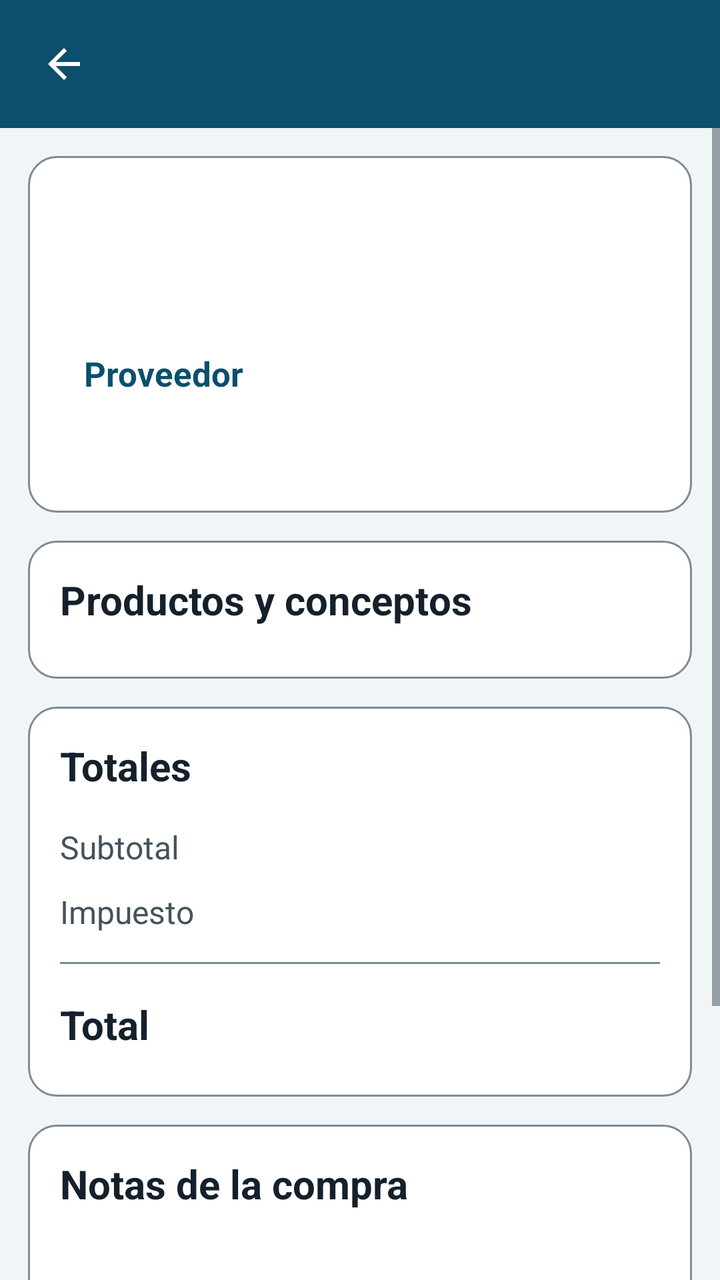
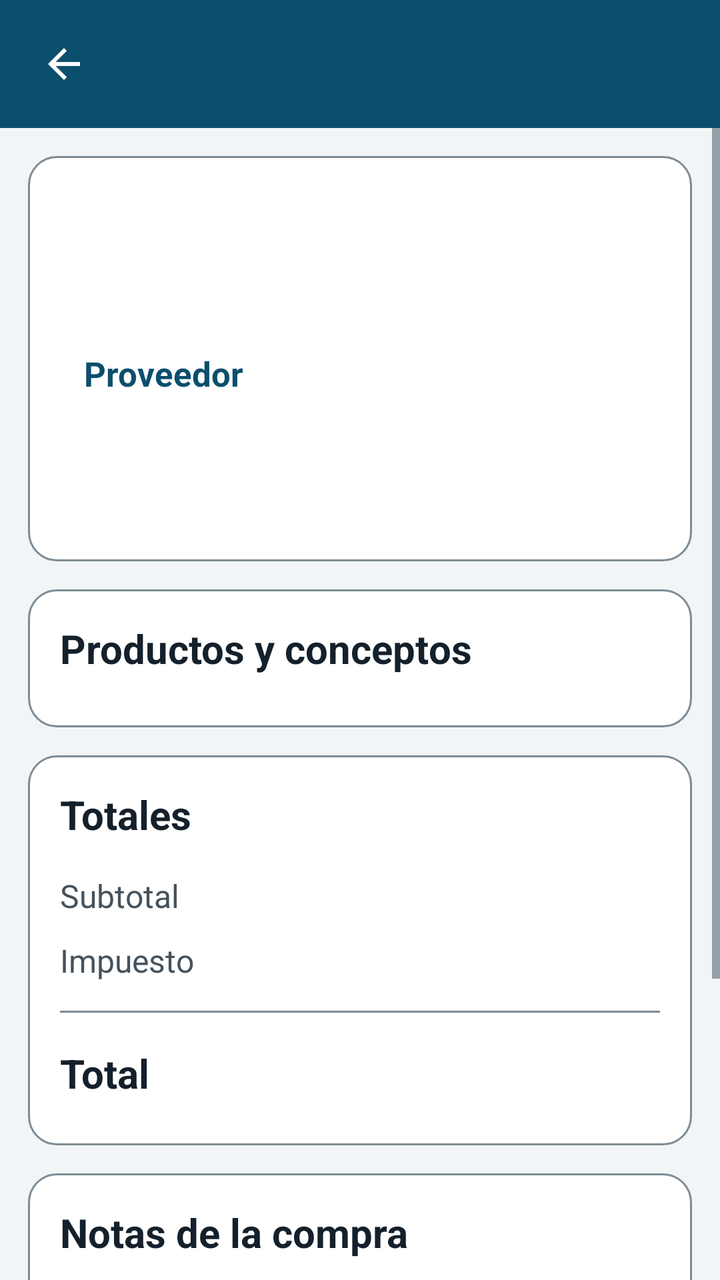

Before-and-after screenshots of an Android layout around one commit, followed by the original layout XML and the change that was made.
<!-- AndroidManifest.xml: application theme Tema -->
<!-- res/layout/activity_compra_detalle.xml -->
<?xml version="1.0" encoding="utf-8"?>
<LinearLayout xmlns:android="http://schemas.android.com/apk/res/android"
    android:layout_width="match_parent"
    android:layout_height="match_parent"
    android:orientation="vertical"
    android:background="@color/fondo">

    <include layout="@layout/barra_superior" />

    <ScrollView
android:id="@+id/scrollForm"
        android:layout_width="match_parent"
        android:layout_height="match_parent"
        android:fillViewport="true">

        <LinearLayout
            android:layout_width="match_parent"
            android:layout_height="wrap_content"
            android:orientation="vertical"
            android:paddingLeft="14dp"
            android:paddingRight="14dp"
            android:paddingTop="14dp"
            android:paddingBottom="26dp">

            <LinearLayout
                style="@style/Tarjeta"
                android:layout_width="match_parent"
                android:layout_height="wrap_content">

                <LinearLayout
                    android:layout_width="match_parent"
                    android:layout_height="wrap_content"
                    android:orientation="horizontal"
                    android:gravity="center_vertical">

                    <TextView
                        android:id="@+id/txtTituloCompra"
                        android:layout_width="0dp"
                        android:layout_height="wrap_content"
                        android:layout_weight="1"
                        android:textColor="@color/texto"
                        android:textSize="26sp"
                        android:textStyle="bold" />

                    <TextView
                        android:id="@+id/badgeCompra"
                        style="@style/EstadoBadge"
                        android:layout_width="wrap_content"
                        android:layout_height="wrap_content" />
                </LinearLayout>

                <TextView
                    android:id="@+id/txtFechaCompra"
                    android:layout_width="match_parent"
                    android:layout_height="wrap_content"
                    android:layout_marginTop="4dp"
                    android:textColor="@color/texto_secundario"
                    android:textSize="16sp" />

                <TextView
                    android:id="@+id/txtAvisoAnulada"
                    android:layout_width="match_parent"
                    android:layout_height="wrap_content"
                    android:layout_marginTop="10dp"
                    android:background="@drawable/fondo_badge_rojo"
                    android:padding="10dp"
                    android:text="Compra anulada. Las existencias se descontaron del inventario."
                    android:textColor="@color/error"
                    android:textSize="15sp"
                    android:textStyle="bold"
                    android:visibility="gone" />

                <Button
                    android:id="@+id/btnVerProveedor"
                    style="@style/BotonTexto"
                    android:layout_width="match_parent"
                    android:layout_height="wrap_content"
                    android:layout_marginTop="6dp"
                    android:gravity="start|center_vertical"
                    android:text="Proveedor" />

                <TextView
                    android:id="@+id/txtFormaPago"
                    android:layout_width="match_parent"
                    android:layout_height="wrap_content"
                    android:layout_marginTop="6dp"
                    android:textColor="@color/texto"
                    android:textSize="16sp" />
            </LinearLayout>

            <LinearLayout
                style="@style/Tarjeta"
                android:layout_width="match_parent"
                android:layout_height="wrap_content">

                <TextView
                    style="@style/TituloSeccion"
                    android:layout_width="match_parent"
                    android:layout_height="wrap_content"
                    android:text="Productos y conceptos" />

                <LinearLayout
                    android:id="@+id/containerItems"
                    android:layout_width="match_parent"
                    android:layout_height="wrap_content"
                    android:orientation="vertical" />
            </LinearLayout>

            <LinearLayout
                style="@style/Tarjeta"
                android:layout_width="match_parent"
                android:layout_height="wrap_content">

                <TextView
                    style="@style/TituloSeccion"
                    android:layout_width="match_parent"
                    android:layout_height="wrap_content"
                    android:text="Totales" />

                <LinearLayout
                    android:layout_width="match_parent"
                    android:layout_height="wrap_content"
                    android:orientation="horizontal"
                    android:paddingTop="4dp"
                    android:paddingBottom="4dp">

                    <TextView
                        android:layout_width="0dp"
                        android:layout_height="wrap_content"
                        android:layout_weight="1"
                        android:text="Subtotal"
                        android:textColor="@color/texto_secundario"
                        android:textSize="16sp" />

                    <TextView
                        android:id="@+id/txtSubtotal"
                        android:layout_width="wrap_content"
                        android:layout_height="wrap_content"
                        android:textColor="@color/texto"
                        android:textSize="18sp" />
                </LinearLayout>

                <LinearLayout
                    android:layout_width="match_parent"
                    android:layout_height="wrap_content"
                    android:orientation="horizontal"
                    android:paddingTop="4dp"
                    android:paddingBottom="4dp">

                    <TextView
                        android:id="@+id/lblImpuesto"
                        android:layout_width="0dp"
                        android:layout_height="wrap_content"
                        android:layout_weight="1"
                        android:text="Impuesto"
                        android:textColor="@color/texto_secundario"
                        android:textSize="16sp" />

                    <TextView
                        android:id="@+id/txtImpuesto"
                        android:layout_width="wrap_content"
                        android:layout_height="wrap_content"
                        android:textColor="@color/texto"
                        android:textSize="18sp" />
                </LinearLayout>

                <View
                    style="@style/Separador"
                    android:layout_width="match_parent"
                    android:layout_height="1dp" />

                <LinearLayout
                    android:layout_width="match_parent"
                    android:layout_height="wrap_content"
                    android:orientation="horizontal"
                    android:gravity="center_vertical">

                    <TextView
                        android:layout_width="0dp"
                        android:layout_height="wrap_content"
                        android:layout_weight="1"
                        android:text="Total"
                        android:textColor="@color/texto"
                        android:textSize="20sp"
                        android:textStyle="bold" />

                    <TextView
                        android:id="@+id/txtTotal"
                        android:layout_width="wrap_content"
                        android:layout_height="wrap_content"
                        android:textColor="@color/primario"
                        android:textSize="30sp"
                        android:textStyle="bold" />
                </LinearLayout>
            </LinearLayout>

            <LinearLayout
                android:id="@+id/cardNotas"
                style="@style/Tarjeta"
                android:layout_width="match_parent"
                android:layout_height="wrap_content">

                <TextView
                    style="@style/TituloSeccion"
                    android:layout_width="match_parent"
                    android:layout_height="wrap_content"
                    android:text="Notas de la compra" />

                <TextView
                    android:id="@+id/txtNotas"
                    android:layout_width="match_parent"
                    android:layout_height="wrap_content"
                    android:textColor="@color/texto"
                    android:textSize="17sp" />
            </LinearLayout>

            <LinearLayout
                android:id="@+id/cardComprobantes"
                style="@style/Tarjeta"
                android:layout_width="match_parent"
                android:layout_height="wrap_content"
                android:visibility="gone">

                <TextView
                    style="@style/TituloSeccion"
                    android:layout_width="match_parent"
                    android:layout_height="wrap_content"
                    android:text="Comprobantes" />

                <Button
                    android:id="@+id/btnVerComprobantes"
                    style="@style/BotonSecundario"
                    android:layout_width="match_parent"
                    android:layout_height="wrap_content"
                    android:text="Ver comprobantes" />
            </LinearLayout>

            <Button
                android:id="@+id/btnCompartir"
                style="@style/BotonSecundario"
                android:layout_width="match_parent"
                android:layout_height="wrap_content"
                android:text="Compartir resumen de la compra" />

            <Button
                android:id="@+id/btnAnular"
                style="@style/BotonPeligro"
                android:layout_width="match_parent"
                android:layout_height="wrap_content"
                android:layout_marginTop="10dp"
                android:text="Anular esta compra" />
        </LinearLayout>
    </ScrollView>
</LinearLayout>
<!-- res/layout/barra_superior.xml (included above) -->
<?xml version="1.0" encoding="utf-8"?>
<LinearLayout xmlns:android="http://schemas.android.com/apk/res/android"
    android:layout_width="match_parent"
    android:layout_height="wrap_content"
    android:orientation="horizontal"
    android:gravity="center_vertical"
    android:background="@color/primario"
    android:minHeight="64dp"
    android:paddingLeft="6dp"
    android:paddingRight="12dp"
    android:paddingTop="6dp"
    android:paddingBottom="6dp">

    <ImageButton
        android:id="@+id/btnAtras"
        android:layout_width="52dp"
        android:layout_height="52dp"
        android:background="?android:attr/selectableItemBackgroundBorderless"
        android:src="@drawable/ic_atras"
        android:tint="@color/blanco"
        android:contentDescription="@string/volver"
        android:scaleType="centerInside" />

    <TextView
        android:id="@+id/tituloBarra"
        android:layout_width="0dp"
        android:layout_height="wrap_content"
        android:layout_weight="1"
        android:layout_marginStart="4dp"
        android:textColor="@color/blanco"
        android:textSize="22sp"
        android:textStyle="bold"
        android:maxLines="2"
        android:ellipsize="end" />
</LinearLayout>
<!-- resources referenced by this layout -->
<resources>
  <color name="blanco">#FFFFFF</color>
  <color name="error">#A3231C</color>
  <color name="fondo">#F2F5F7</color>
  <color name="primario">#0B4F6C</color>
  <color name="texto">#14202B</color>
  <color name="texto_secundario">#44525C</color>
  <!-- drawable fondo_badge_rojo (drawable) -->
  <?xml version="1.0" encoding="utf-8"?>
  <shape xmlns:android="http://schemas.android.com/apk/res/android">
      <solid android:color="@color/error_fondo"/>
      <corners android:radius="6dp"/>
  </shape>
  <!-- drawable ic_atras (drawable) -->
  <?xml version="1.0" encoding="utf-8"?>
  <vector xmlns:android="http://schemas.android.com/apk/res/android"
      android:width="24dp" android:height="24dp"
      android:viewportWidth="24" android:viewportHeight="24">
      <path android:fillColor="#FF000000" android:pathData="M20,11H7.83l5.59,-5.59L12,4l-8,8 8,8 1.41,-1.41L7.83,13H20v-2z"/>
  </vector>
  <string name="volver">Volver</string>
  <style name="BotonPeligro" parent="BotonPrimario">
          <item name="android:background">@drawable/boton_peligro</item>
          <item name="android:textColor">@color/blanco</item>
      </style>
  <style name="BotonSecundario" parent="BotonPrimario">
          <item name="android:background">@drawable/boton_secundario</item>
          <item name="android:textColor">@color/primario</item>
      </style>
  <style name="EstadoBadge">
          <item name="android:textSize">14sp</item>
          <item name="android:textStyle">bold</item>
          <item name="android:paddingLeft">10dp</item>
          <item name="android:paddingRight">10dp</item>
          <item name="android:paddingTop">4dp</item>
          <item name="android:paddingBottom">4dp</item>
      </style>
  <style name="Separador">
          <item name="android:layout_width">match_parent</item>
          <item name="android:layout_height">1dp</item>
          <item name="android:background">@color/borde</item>
          <item name="android:layout_marginTop">10dp</item>
          <item name="android:layout_marginBottom">10dp</item>
      </style>
  <style name="Tarjeta">
          <item name="android:background">@drawable/fondo_tarjeta</item>
          <item name="android:padding">16dp</item>
          <item name="android:layout_marginBottom">14dp</item>
          <item name="android:orientation">vertical</item>
      </style>
  <style name="TituloSeccion">
          <item name="android:textSize">20sp</item>
          <item name="android:textStyle">bold</item>
          <item name="android:textColor">@color/texto</item>
          <item name="android:layout_marginBottom">10dp</item>
      </style>
  <color name="error_fondo">#F7DDDB</color>
  <!-- drawable boton_peligro (drawable) -->
  <?xml version="1.0" encoding="utf-8"?>
  <selector xmlns:android="http://schemas.android.com/apk/res/android">
      <item android:state_pressed="true">
          <shape><solid android:color="#7A1C16"/><corners android:radius="12dp"/></shape>
      </item>
      <item>
          <shape><solid android:color="@color/error"/><corners android:radius="12dp"/></shape>
      </item>
  </selector>
  <!-- drawable boton_texto (drawable) -->
  <?xml version="1.0" encoding="utf-8"?>
  <selector xmlns:android="http://schemas.android.com/apk/res/android">
      <item android:state_pressed="true"><shape><solid android:color="@color/primario_claro"/><corners android:radius="10dp"/></shape></item>
      <item><shape><solid android:color="#00000000"/><corners android:radius="10dp"/></shape></item>
  </selector>
  <color name="borde">#7C8B95</color>
  <!-- drawable fondo_tarjeta (drawable) -->
  <?xml version="1.0" encoding="utf-8"?>
  <shape xmlns:android="http://schemas.android.com/apk/res/android">
      <solid android:color="@color/superficie"/>
      <corners android:radius="14dp"/>
      <stroke android:width="1dp" android:color="@color/borde"/>
  </shape>
  <color name="primario_oscuro">#073A50</color>
  <color name="superficie">#FFFFFF</color>
  <color name="gris_fondo">#E6EBEE</color>
  <color name="deshabilitado">#8A979F</color>
  <color name="primario_claro">#DCEAF2</color>
  <!-- unchanged entries left out for length: 5 -->
</resources>

<!-- the commit's change to res/layout/activity_compra_detalle.xml (unified diff, before → after) -->
@@ -86,6 +86,14 @@ android:id="@+id/scrollForm"
                     android:layout_marginTop="6dp"
                     android:textColor="@color/texto"
                     android:textSize="16sp" />
+
+                <TextView
+                    android:id="@+id/txtUsuario"
+                    android:layout_width="match_parent"
+                    android:layout_height="wrap_content"
+                    android:layout_marginTop="4dp"
+                    android:textColor="@color/texto_secundario"
+                    android:textSize="15sp" />
             </LinearLayout>
 
             <LinearLayout
@@ -259,7 +267,7 @@ android:id="@+id/scrollForm"
     android:layout_height="wrap_content"
     android:orientation="horizontal"
     android:gravity="center_vertical"
-    android:background="@color/primario"
+    android:background="?android:attr/colorPrimary"
     android:minHeight="64dp"
     android:paddingLeft="6dp"
     android:paddingRight="12dp"
